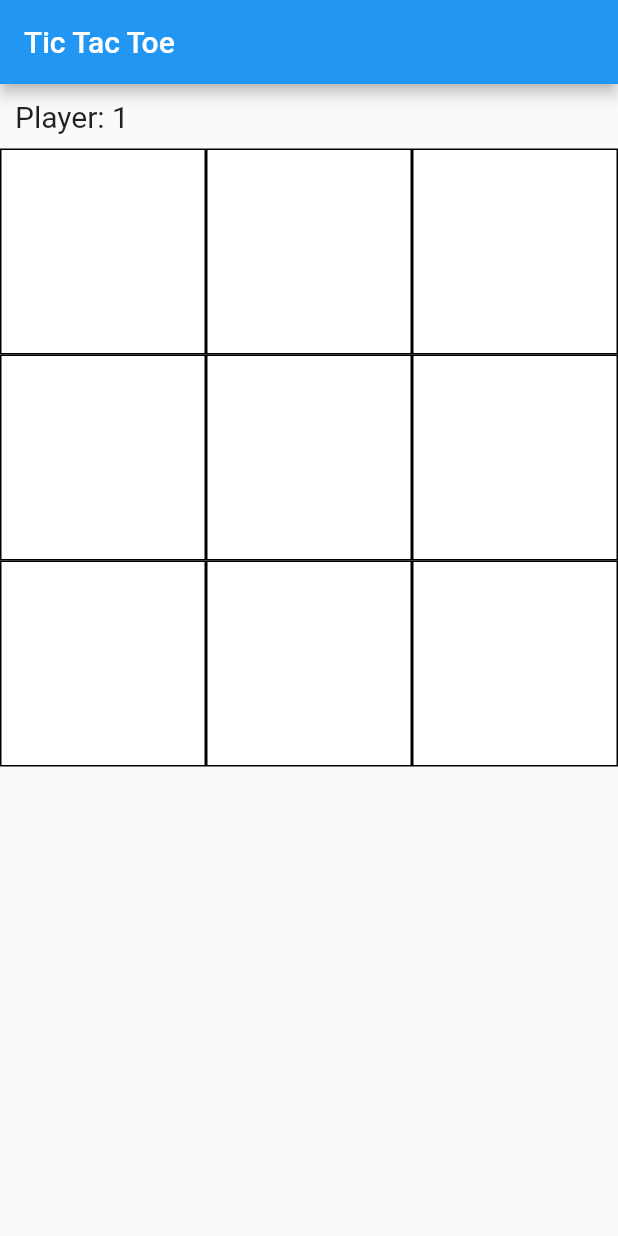
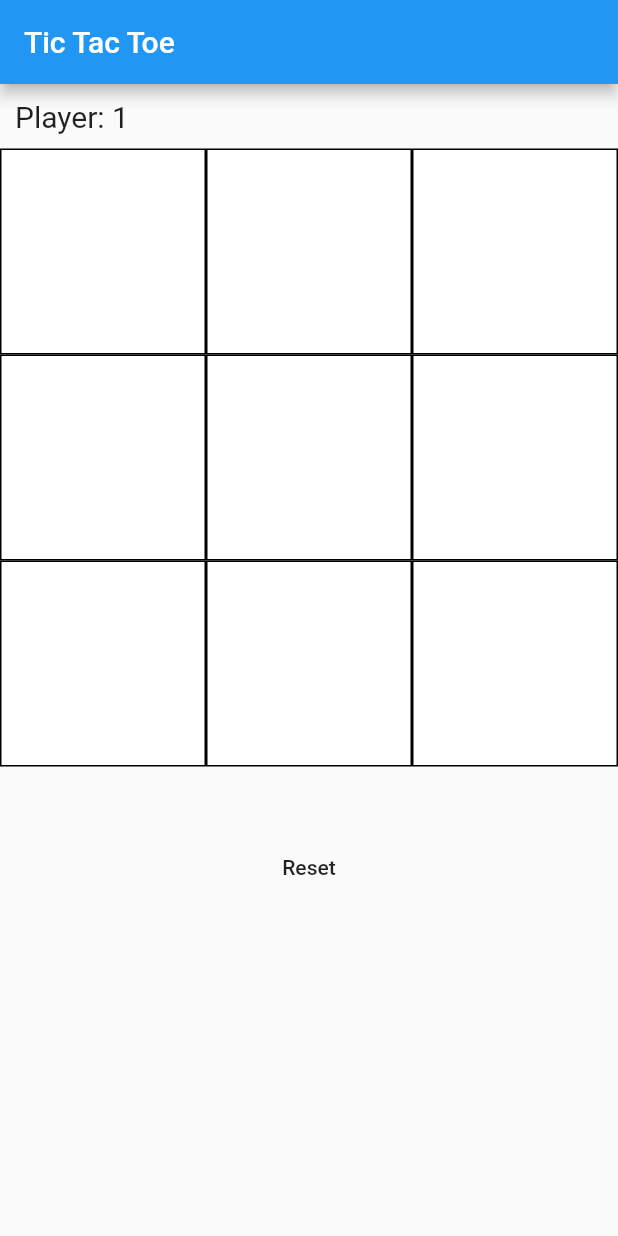
Before and after one commit to roddev-v/ad-flutter-tic-tac-toe, a Flutter app: the screen it shows after launch, on a phone screen of 412 x 824 dp. Run offline on Flutter 3.47's test engine with Material 2 defaults, Android fonts, the phone set to English and light mode, and no system bars.

Commit message:
wip layout config

```diff
--- a/lib/main.dart
+++ b/lib/main.dart
@@ -37,28 +37,49 @@ class _MyHomePageState extends State<MyHomePage> {
   }
 
   String getWinner() {
-    if (!allBoxesSelected()) {
-      return '';
-    } else if (colors[0] == colors[1] && colors[1] == colors[2]) {
+    if (colors[0] == colors[1] && colors[1] == colors[2]) {
+      if (colors[0] == Colors.white) {
+        return '';
+      }
       return colors[0] == Colors.red ? 'Player 1 won' : 'Player 2 won';
     } else if (colors[3] == colors[4] && colors[4] == colors[5]) {
-      return colors[0] == Colors.red ? 'Player 1 won' : 'Player 2 won';
+      if (colors[0] == Colors.white) {
+        return '';
+      }
+      return colors[3] == Colors.red ? 'Player 1 won' : 'Player 2 won';
     } else if (colors[6] == colors[7] && colors[7] == colors[8]) {
-      return colors[0] == Colors.red ? 'Player 1 won' : 'Player 2 won';
+      if (colors[0] == Colors.white) {
+        return '';
+      }
+      return colors[6] == Colors.red ? 'Player 1 won' : 'Player 2 won';
     } else if (colors[0] == colors[3] && colors[3] == colors[6]) {
+      if (colors[0] == Colors.white) {
+        return '';
+      }
       return colors[0] == Colors.red ? 'Player 1 won' : 'Player 2 won';
     } else if (colors[1] == colors[4] && colors[4] == colors[7]) {
-      return colors[0] == Colors.red ? 'Player 1 won' : 'Player 2 won';
+      if (colors[0] == Colors.white) {
+        return '';
+      }
+      return colors[1] == Colors.red ? 'Player 1 won' : 'Player 2 won';
     } else if (colors[2] == colors[5] && colors[5] == colors[8]) {
-      return colors[0] == Colors.red ? 'Player 1 won' : 'Player 2 won';
+      if (colors[0] == Colors.white) {
+        return '';
+      }
+      return colors[2] == Colors.red ? 'Player 1 won' : 'Player 2 won';
     } else if (colors[0] == colors[4] && colors[4] == colors[8]) {
+      if (colors[0] == Colors.white) {
+        return '';
+      }
       return colors[0] == Colors.red ? 'Player 1 won' : 'Player 2 won';
     } else if (colors[2] == colors[4] && colors[4] == colors[6]) {
-      return colors[0] == Colors.red ? 'Player 1 won' : 'Player 2 won';
+      if (colors[0] == Colors.white) {
+        return '';
+      }
+      return colors[2] == Colors.red ? 'Player 1 won' : 'Player 2 won';
     } else if (allBoxesSelected()) {
       return 'Nobody won';
     }
-    return '';
   }
 
   Widget getBox(int index) {
@@ -119,6 +140,14 @@ class _MyHomePageState extends State<MyHomePage> {
               style: const TextStyle(fontSize: 20.0),
             ),
           ),
+          FlatButton(
+              onPressed: () {
+                setState(() {
+                  colors = List<Color>.generate(9, (int index) => Colors.white);
+                  player = '1';
+                });
+              },
+              child: const Text('Reset'))
         ],
       ),
     );
```
